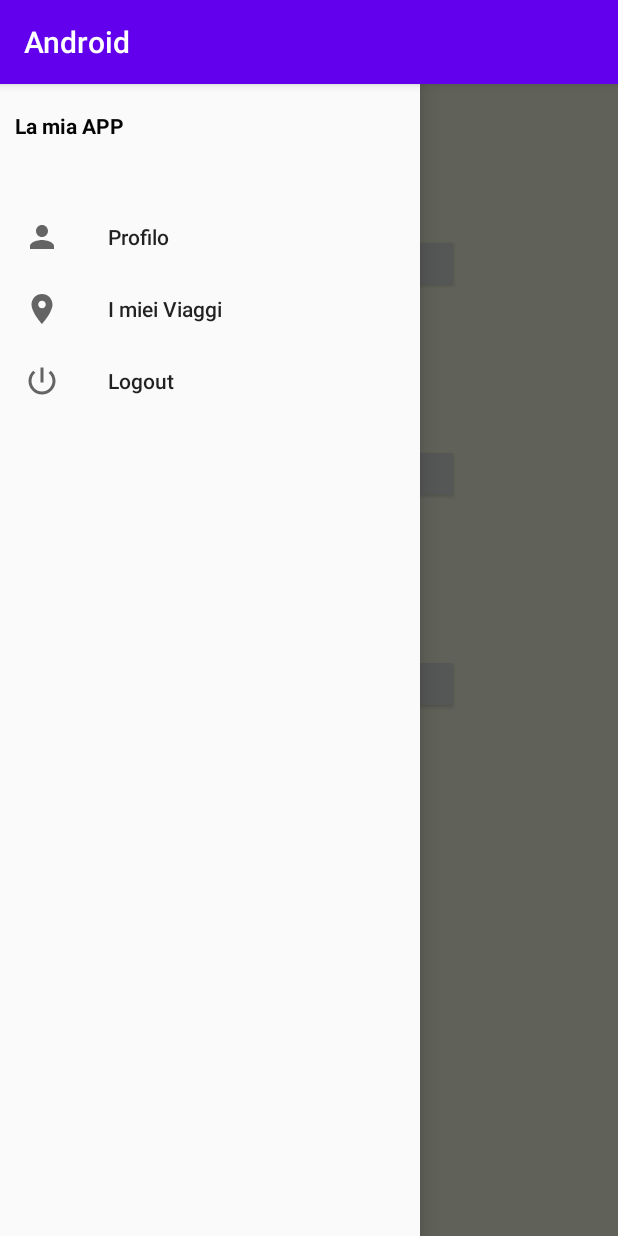
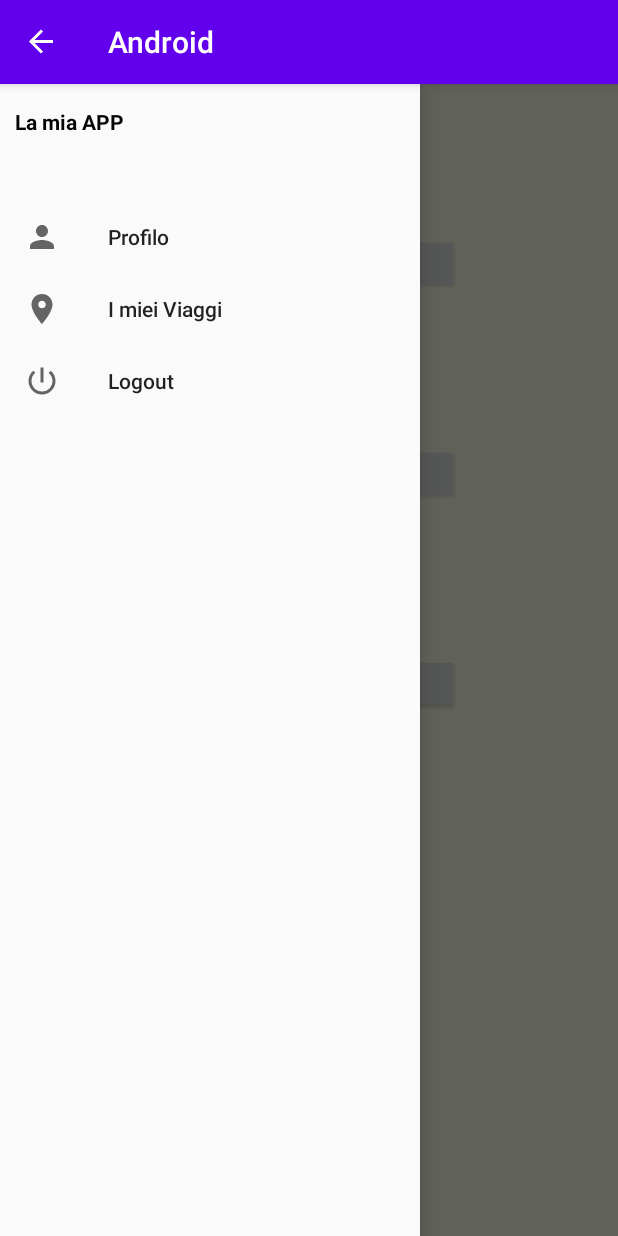
Before and after one commit to romanotasso/ProgAndroid, an Android app: the HomeActivity screen opened directly, with no data from a screen before it, in the side drawer, after a tap on "I miei Viaggi", on a phone screen of 412 x 824 dp. Run offline under Robolectric (Android 15) with nearby library versions, the phone set to English and light mode, and no system bars.

Commit message:
Aggiunta tasto laterale

```diff
--- a/app/src/main/java/com/example/android/HomeActivity.java
+++ b/app/src/main/java/com/example/android/HomeActivity.java
@@ -1,18 +1,25 @@
 package com.example.android;
 
+import androidx.annotation.NonNull;
+import androidx.appcompat.app.ActionBarDrawerToggle;
 import androidx.appcompat.app.AppCompatActivity;
+import androidx.drawerlayout.widget.DrawerLayout;
 
 import android.app.DatePickerDialog;
 import android.content.Intent;
 import android.os.Bundle;
+import android.view.MenuItem;
 import android.view.View;
 import android.widget.Button;
 
 public class HomeActivity extends AppCompatActivity {
+
     DatabaseHelper db;
     Button mButtonEsplora;
     Button mButtonViaggi;
     Button mButtonCoupon;
+    private DrawerLayout mDrawerLayout;
+    private ActionBarDrawerToggle mToggle;
 
     @Override
     protected void onCreate(Bundle savedInstanceState) {
@@ -21,6 +28,12 @@ public class HomeActivity extends AppCompatActivity {
         mButtonEsplora = findViewById(R.id.button_esplora);
         mButtonViaggi = findViewById(R.id.button_viaggi);
         mButtonCoupon = findViewById(R.id.button_coupon);
+        mDrawerLayout = findViewById(R.id.drawer);
+        mToggle = new ActionBarDrawerToggle(this,mDrawerLayout,R.string.open,R.string.close);
+        mDrawerLayout.addDrawerListener(mToggle);
+        mToggle.syncState();
+        getSupportActionBar().setDisplayHomeAsUpEnabled(true);
+
 
         mButtonEsplora.setOnClickListener(new View.OnClickListener() {
             @Override
@@ -45,5 +58,17 @@ public class HomeActivity extends AppCompatActivity {
                 startActivity(couponIntent);
             }
         });
+
+    }
+
+    @Override
+    public boolean onOptionsItemSelected(@NonNull MenuItem item) {
+
+        if(mToggle.onOptionsItemSelected(item)){
+            return true;
+        }
+        return super.onOptionsItemSelected(item);
+
+
     }
 }
--- a/app/src/main/res/layout/activity_home.xml
+++ b/app/src/main/res/layout/activity_home.xml
@@ -4,6 +4,7 @@
     xmlns:android="http://schemas.android.com/apk/res/android"
     xmlns:app="http://schemas.android.com/apk/res-auto"
     xmlns:tools="http://schemas.android.com/tools"
+    android:id="@+id/drawer"
     android:layout_width="match_parent"
     android:layout_height="match_parent"
     tools:context=".HomeActivity"
--- a/app/src/main/res/layout/drawer_top.xml
+++ b/app/src/main/res/layout/drawer_top.xml
@@ -12,7 +12,7 @@
 
         android:layout_width="wrap_content"
         android:layout_height="wrap_content"
-        android:layout_marginTop="8dp"
+        android:layout_marginTop="5dp"
         android:gravity="center_horizontal"
         android:text="La mia APP"
         android:textColor="#050505"
--- a/app/src/main/res/values/strings.xml
+++ b/app/src/main/res/values/strings.xml
@@ -15,4 +15,7 @@
     <string name="regiatrati">Registrati</string>
     <string name="registrati">registrati</string>
     <string name="Registrati">Registrati</string>
+    <string name= "open">open</string>
+    <string name= "close">close</string>
+
 </resources>
```
